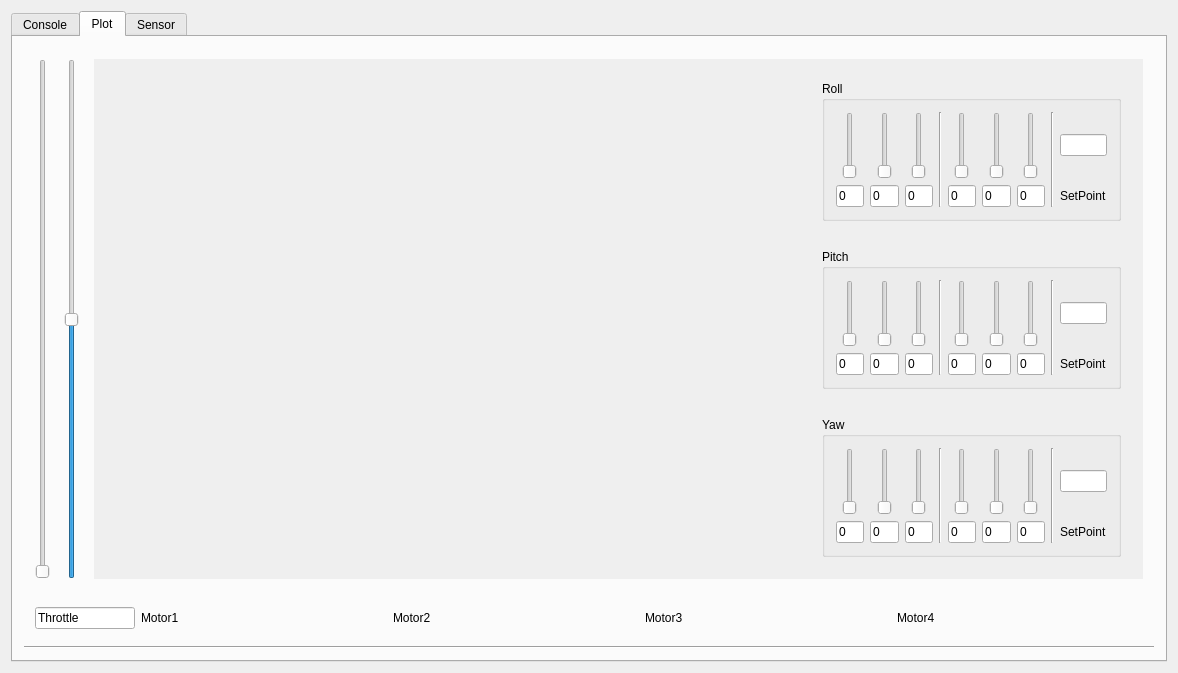
The window that mainwindow.ui (quadwitharm/DebugConsole) describes before a commit, drawn with Qt 5.
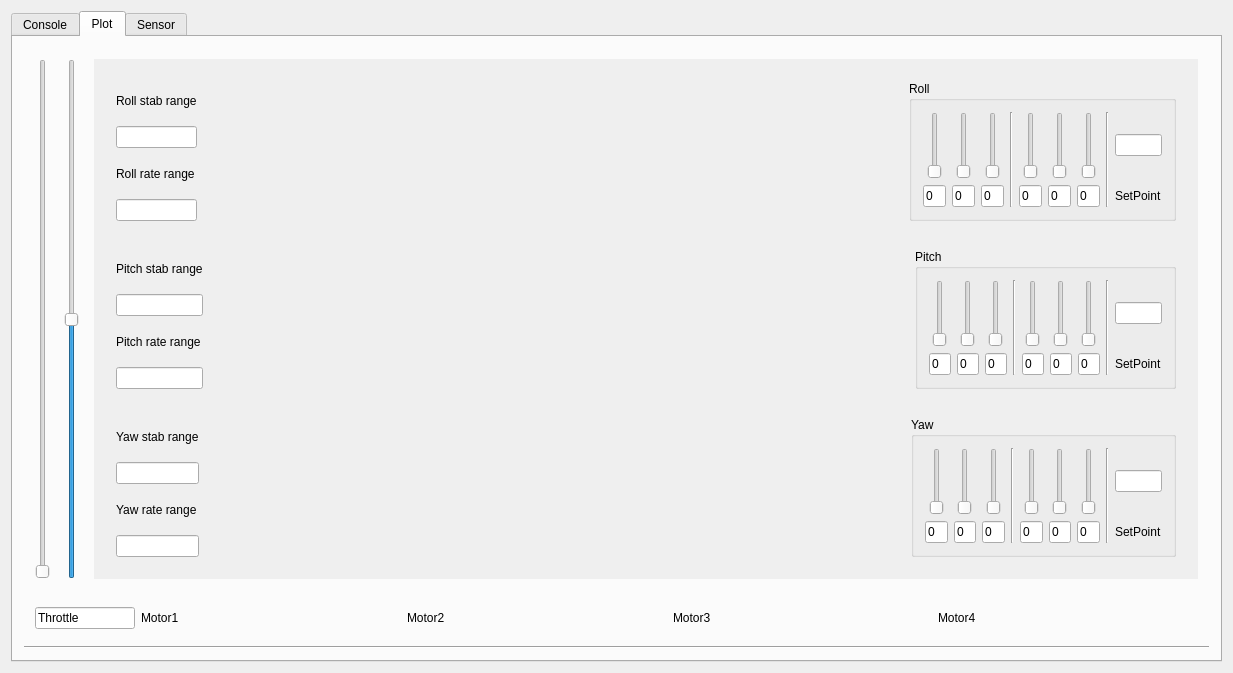
The same window after the commit. Custom widgets are drawn as their Qt base class.

Commit message: Refactor controll tab settings, now sliders sync with textboxes

The edit to the form file:
```diff
--- a/mainwindow.ui
+++ b/mainwindow.ui
@@ -468,8 +468,28 @@
              <layout class="QVBoxLayout" name="verticalLayout">
               <item>
                <widget class="QWidget" name="Roll" native="true">
-                <layout class="QHBoxLayout" name="horizontalLayout_5">
-                 <item>
+                <layout class="QGridLayout" name="gridLayout_5">
+                 <item row="1" column="1">
+                  <widget class="QLineEdit" name="RollStabOutputRange"/>
+                 </item>
+                 <item row="3" column="1">
+                  <widget class="QLineEdit" name="RollRateOutputRange"/>
+                 </item>
+                 <item row="0" column="1">
+                  <widget class="QLabel" name="label_8">
+                   <property name="text">
+                    <string>Roll stab range</string>
+                   </property>
+                  </widget>
+                 </item>
+                 <item row="2" column="1">
+                  <widget class="QLabel" name="label_9">
+                   <property name="text">
+                    <string>Roll rate range</string>
+                   </property>
+                  </widget>
+                 </item>
+                 <item row="0" column="3" rowspan="4">
                   <widget class="QCustomPlot" name="plotWidget1" native="true">
                    <property name="minimumSize">
                     <size>
@@ -479,7 +499,7 @@
                    </property>
                   </widget>
                  </item>
-                 <item>
+                 <item row="0" column="4" rowspan="4">
                   <widget class="QGroupBox" name="">
                    <property name="maximumSize">
                     <size>
@@ -614,18 +634,28 @@
               </item>
               <item>
                <widget class="QWidget" name="Pitch" native="true">
-                <layout class="QHBoxLayout" name="horizontalLayout_7">
-                 <item>
-                  <widget class="QCustomPlot" name="plotWidget2" native="true">
-                   <property name="minimumSize">
-                    <size>
-                     <width>700</width>
-                     <height>0</height>
-                    </size>
+                <layout class="QGridLayout" name="gridLayout_9">
+                 <item row="1" column="0">
+                  <widget class="QLineEdit" name="PitchStabOutputRange"/>
+                 </item>
+                 <item row="3" column="0">
+                  <widget class="QLineEdit" name="PitchRateOutputRange"/>
+                 </item>
+                 <item row="0" column="0">
+                  <widget class="QLabel" name="label_10">
+                   <property name="text">
+                    <string>Pitch stab range</string>
                    </property>
                   </widget>
                  </item>
-                 <item>
+                 <item row="2" column="0">
+                  <widget class="QLabel" name="label_11">
+                   <property name="text">
+                    <string>Pitch rate range</string>
+                   </property>
+                  </widget>
+                 </item>
+                 <item row="0" column="3" rowspan="4">
                   <widget class="QGroupBox" name="">
                    <property name="maximumSize">
                     <size>
@@ -755,13 +785,43 @@
                    </layout>
                   </widget>
                  </item>
+                 <item row="0" column="2" rowspan="4">
+                  <widget class="QCustomPlot" name="plotWidget2" native="true">
+                   <property name="minimumSize">
+                    <size>
+                     <width>700</width>
+                     <height>0</height>
+                    </size>
+                   </property>
+                  </widget>
+                 </item>
                 </layout>
                </widget>
               </item>
               <item>
                <widget class="QWidget" name="Yaw" native="true">
-                <layout class="QHBoxLayout" name="horizontalLayout_6">
-                 <item>
+                <layout class="QGridLayout" name="gridLayout_10">
+                 <item row="3" column="0">
+                  <widget class="QLineEdit" name="YawRateOutputRange"/>
+                 </item>
+                 <item row="1" column="0">
+                  <widget class="QLineEdit" name="YawStabOutputRange"/>
+                 </item>
+                 <item row="0" column="0">
+                  <widget class="QLabel" name="label_12">
+                   <property name="text">
+                    <string>Yaw stab range</string>
+                   </property>
+                  </widget>
+                 </item>
+                 <item row="2" column="0">
+                  <widget class="QLabel" name="label_13">
+                   <property name="text">
+                    <string>Yaw rate range</string>
+                   </property>
+                  </widget>
+                 </item>
+                 <item row="0" column="2" rowspan="4">
                   <widget class="QCustomPlot" name="plotWidget3" native="true">
                    <property name="minimumSize">
                     <size>
@@ -771,7 +831,7 @@
                    </property>
                   </widget>
                  </item>
-                 <item>
+                 <item row="0" column="3" rowspan="4">
                   <widget class="QGroupBox" name="">
                    <property name="maximumSize">
                     <size>
```
Left out of the diff: 71 changed lines with no effect on the pictures. The commit also changes 2 other files.
